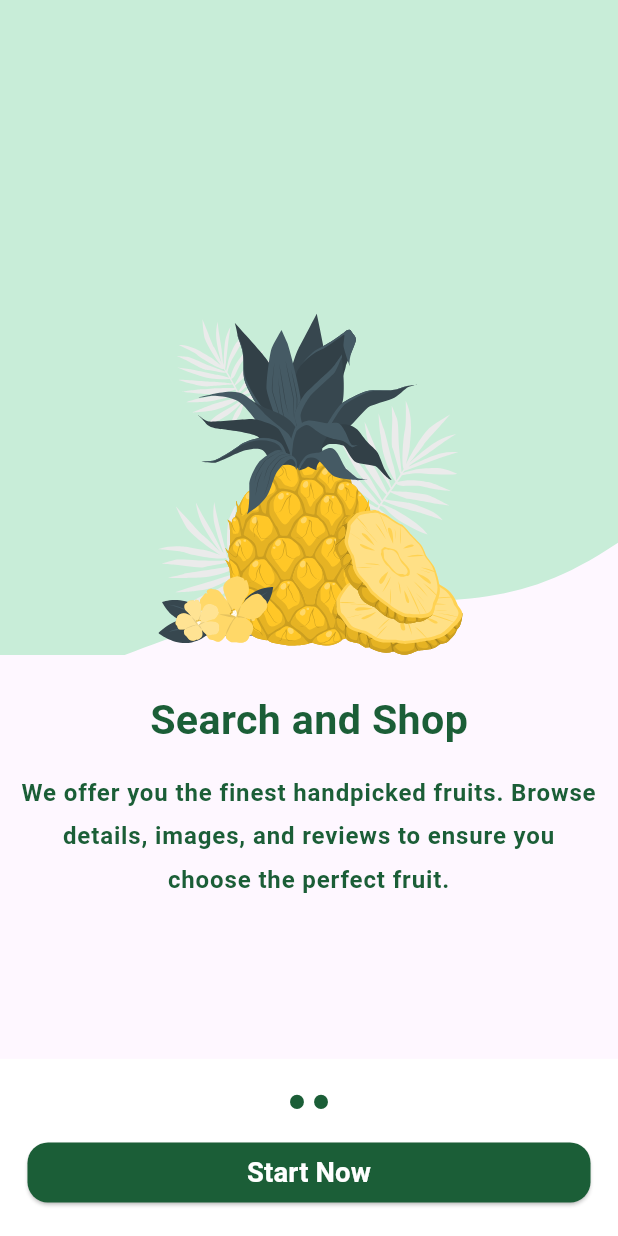
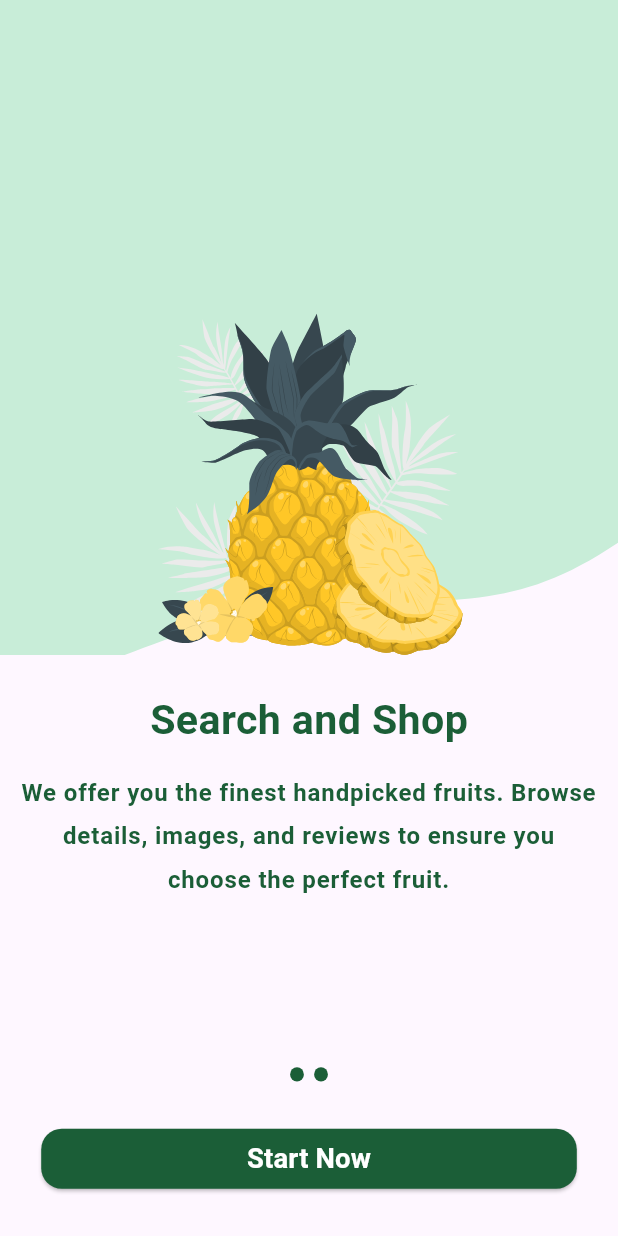
Before and after one commit to AlaaSharshera/Fruitopia, a Flutter app: the screen it shows after launch, swiped to page 2, on a phone screen of 412 x 824 dp. Run offline on Flutter 3.47's test engine with Material 3 defaults, Android fonts, the light colour scheme and no system bars; drawn by our look-alikes of smooth_page_indicator; our stand-ins replace device_preview, flutter_bloc, flutter_screenutil, flutter_svg, google_fonts; Roboto replaces fonts that are missing (Cairo).

Commit message:
Wrap Column in Scaffold and adjust padding for CustomButton in OnboardingPageview

```diff
--- a/lib/features/on_boarding/presentation/views/onboarding_pageview.dart
+++ b/lib/features/on_boarding/presentation/views/onboarding_pageview.dart
@@ -33,7 +33,7 @@ class _OnboardingPageviewState extends State<OnboardingPageview> {
 
   @override
   Widget build(BuildContext context) {
-    return Column(
+    return Scaffold(body:  Column(
       children: [
         Expanded(
           child: PageView(
@@ -59,7 +59,7 @@ class _OnboardingPageviewState extends State<OnboardingPageview> {
           maintainAnimation: true,
           maintainState: true,
           child: Padding(
-            padding: EdgeInsets.all(16.r),
+            padding: EdgeInsets.all(24.r),
             child: CustomButton(
               text: S.of(context).onboardingButtonText,
               onPressed: () {},
@@ -67,6 +67,6 @@ class _OnboardingPageviewState extends State<OnboardingPageview> {
           ),
         ),
       ],
-    );
+    ),);
   }
 }
```
